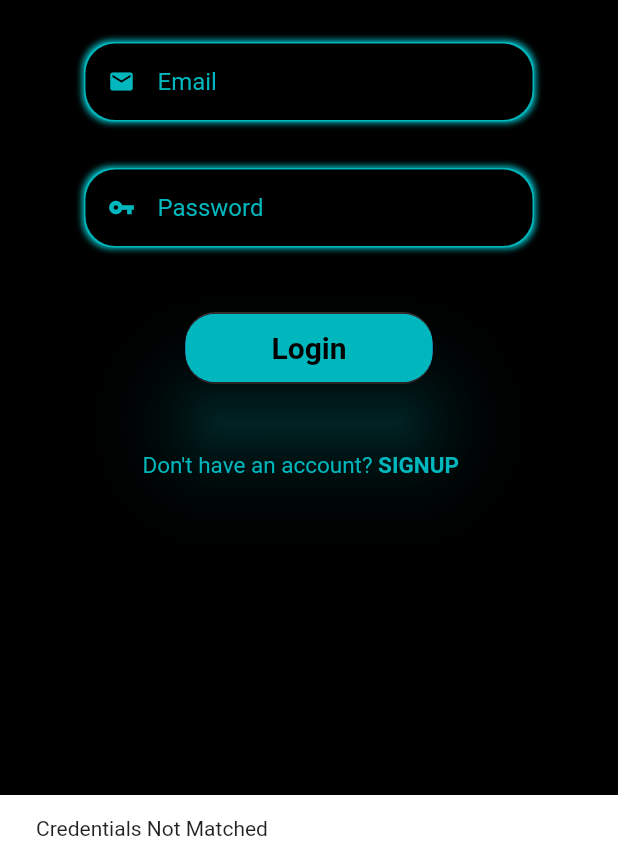
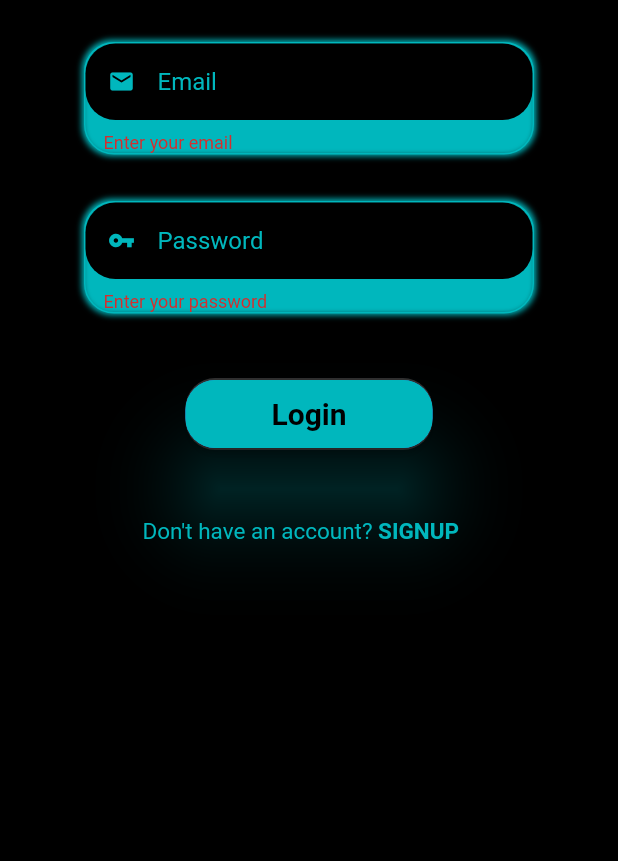
Before and after one commit to waleedbin20/Bit_FX, a Flutter app: the LoginView screen opened by its route, after a tap on "Login", on a phone screen of 412 x 824 dp, the part 375-1236 px from its top. Run offline on Flutter 3.47's test engine with Material 2 defaults, Android fonts, the phone set to English and light mode, and no system bars; drawn by our look-alikes of drop_shadow_image; our stand-ins replace animated_splash_screen, cloud_firestore, curved_navigation_bar, firebase_auth, firebase_core, flutter_svg and 5 more; missing offline and left inert: mailer; accounts and stored records are empty; Roboto replaces fonts that are missing (Antic).

```diff
--- a/bitfx_application/lib/ui/views/login/login_view.dart
+++ b/bitfx_application/lib/ui/views/login/login_view.dart
@@ -19,12 +19,15 @@ class LoginView extends StatefulWidget {
 class _LoginViewState extends State<LoginView> {
   TextEditingController email = TextEditingController();
   TextEditingController password = TextEditingController();
+  GlobalKey<FormState> _formKey = GlobalKey<FormState>();
 
   @override
   Widget build(BuildContext context) {
     return Scaffold(
       resizeToAvoidBottomInset: false,
-      body: Column(
+      body: Form(
+        key: _formKey,
+        child: Column(
           mainAxisAlignment: MainAxisAlignment.start,
           children: <Widget>[
             Padding(
@@ -53,7 +56,14 @@ class _LoginViewState extends State<LoginView> {
                 ),
                 errorMessage: 'Enter your email',
                 obsureText: false,
-              )),
+                validator: (val) {
+                  if (val!.isEmpty) {
+                    return 'Enter your email';
+                  }
+                  return null;
+                },
+              ),
+            ),
             Padding(
               padding: EdgeInsets.fromLTRB(30, 5, 30, 10),
               child: TextBoxWidget(
@@ -65,7 +75,12 @@ class _LoginViewState extends State<LoginView> {
                 ),
                 errorMessage: 'Enter your password',
                 obsureText: true,
-              )),
+                validator: (val) {
+                  if (val!.isEmpty) return 'Enter your password';
+                  return null;
+                },
+              ),
+            ),
             SizedBox(
               height: 20,
             ),
@@ -74,6 +89,7 @@ class _LoginViewState extends State<LoginView> {
               child: Button(
                 textValue: "Login",
                 onPressed: () {
+                  if (_formKey.currentState!.validate()) {
                     AuthenticationService()
                         .signIn(
                       email: email.text.trim(),
@@ -84,12 +100,14 @@ class _LoginViewState extends State<LoginView> {
                         if (value) {
                           Navigator.pushNamed(context, RoutePaths.bottomNavBar);
                         } else {
-                      var snackBar =
-                          SnackBar(content: Text('Credentials Not Matched'));
+                          var snackBar = SnackBar(
+                              content: Text('Credentials Not Matched'));
                           ScaffoldMessenger.of(context).showSnackBar(snackBar);
                         }
                       },
                     );
+                  }
+                  ;
                 },
               ),
             ),
@@ -125,6 +143,7 @@ class _LoginViewState extends State<LoginView> {
             ),
           ],
         ),
+      ),
       backgroundColor: Colors.black,
     );
   }
--- a/bitfx_application/lib/ui/views/singup/signup_view.dart
+++ b/bitfx_application/lib/ui/views/singup/signup_view.dart
@@ -21,14 +21,16 @@ class _SignupViewState extends State<SignupView> {
   TextEditingController email = TextEditingController();
   TextEditingController password = TextEditingController();
   TextEditingController confirmpass = TextEditingController();
-
+  GlobalKey<FormState> _formKey = GlobalKey<FormState>();
   @override
   Widget build(BuildContext context) {
     return ViewModelBuilder<LoginViewModel>.reactive(
       viewModelBuilder: () => LoginViewModel(),
       builder: (context, viewModel, child) => Scaffold(
         resizeToAvoidBottomInset: false,
-        body: Column(
+        body: Form(
+          key: _formKey,
+          child: Column(
             mainAxisAlignment: MainAxisAlignment.start,
             children: <Widget>[
               Padding(
@@ -51,6 +53,12 @@ class _SignupViewState extends State<SignupView> {
                   ),
                   errorMessage: 'Enter your name',
                   obsureText: false,
+                  validator: (val) {
+                    if (val!.isEmpty) {
+                      return 'Enter your name';
+                    }
+                    return null;
+                  },
                 ),
               ),
               Padding(
@@ -64,6 +72,12 @@ class _SignupViewState extends State<SignupView> {
                   ),
                   errorMessage: 'Enter your email',
                   obsureText: false,
+                  validator: (val) {
+                    if (val!.isEmpty) {
+                      return 'Enter your email';
+                    }
+                    return null;
+                  },
                 ),
               ),
               Padding(
@@ -77,6 +91,12 @@ class _SignupViewState extends State<SignupView> {
                     ),
                     errorMessage: 'Enter your password',
                     obsureText: true,
+                    validator: (val) {
+                      if (val!.isEmpty) {
+                        return 'Enter your password';
+                      }
+                      return null;
+                    },
                   )),
               Padding(
                 padding: EdgeInsets.fromLTRB(50, 0, 30, 10),
@@ -89,7 +109,14 @@ class _SignupViewState extends State<SignupView> {
                   ),
                   errorMessage: '',
                   obsureText: true,
-                )),
+                  validator: (val) {
+                    if (val!.isEmpty) return 'Enter your password';
+                    if (val != password.text)
+                      return 'The password do not match';
+                    return null;
+                  },
+                ),
+              ),
               SizedBox(
                 height: 19,
               ),
@@ -98,6 +125,8 @@ class _SignupViewState extends State<SignupView> {
                 child: Button(
                   textValue: "Signup",
                   onPressed: () {
+                    if (_formKey.currentState!.validate()) {
+                      print("Validated form");
                       AuthenticationService()
                           .signUp(
                         name: name.text.trim(),
@@ -109,17 +138,20 @@ class _SignupViewState extends State<SignupView> {
                         (value) {
                           if (value) {
                             print('value is true');
-                        Navigator.pushNamed(context, RoutePaths.bottomNavBar);
+                            Navigator.pushNamed(
+                                context, RoutePaths.bottomNavBar);
                             AuthenticationService().sendEmailVerification();
                           } else {
                             print('value is false');
                             var snackBar = SnackBar(
                                 content: Text(
                                     'The email already exists. Please try again with a different account.'));
-                        ScaffoldMessenger.of(context).showSnackBar(snackBar);
+                            ScaffoldMessenger.of(context)
+                                .showSnackBar(snackBar);
                           }
                         },
                       );
+                    }
                   },
                 ),
               ),
@@ -147,6 +179,7 @@ class _SignupViewState extends State<SignupView> {
               )
             ],
           ),
+        ),
         backgroundColor: Colors.black,
       ),
     );
--- a/bitfx_application/lib/ui/widgets/textBox.dart
+++ b/bitfx_application/lib/ui/widgets/textBox.dart
@@ -6,6 +6,7 @@ class TextBoxWidget extends StatelessWidget {
   final String errorMessage;
   final Widget iconDesign;
   final bool obsureText;
+  final FormFieldValidator<String> validator;
   final TextEditingController controller;
 
   const TextBoxWidget(
@@ -14,7 +15,8 @@ class TextBoxWidget extends StatelessWidget {
       required this.errorMessage,
       required this.iconDesign,
       required this.controller,
-      required this.obsureText})
+      required this.obsureText,
+      required this.validator})
       : super(key: key);
 
   @override
@@ -37,12 +39,7 @@ class TextBoxWidget extends StatelessWidget {
         ),
         child: TextFormField(
           controller: controller,
-          validator: (value) {
-            if (value!.isEmpty) {
-              return '$errorMessage';
-            }
-            return null;
-          },
+          validator: validator,
           cursorColor: mainCyan,
           style: TextStyle(color: Colors.white),
           keyboardType: TextInputType.emailAddress,
```
Lines whose indentation alone changed are shown as unchanged.
